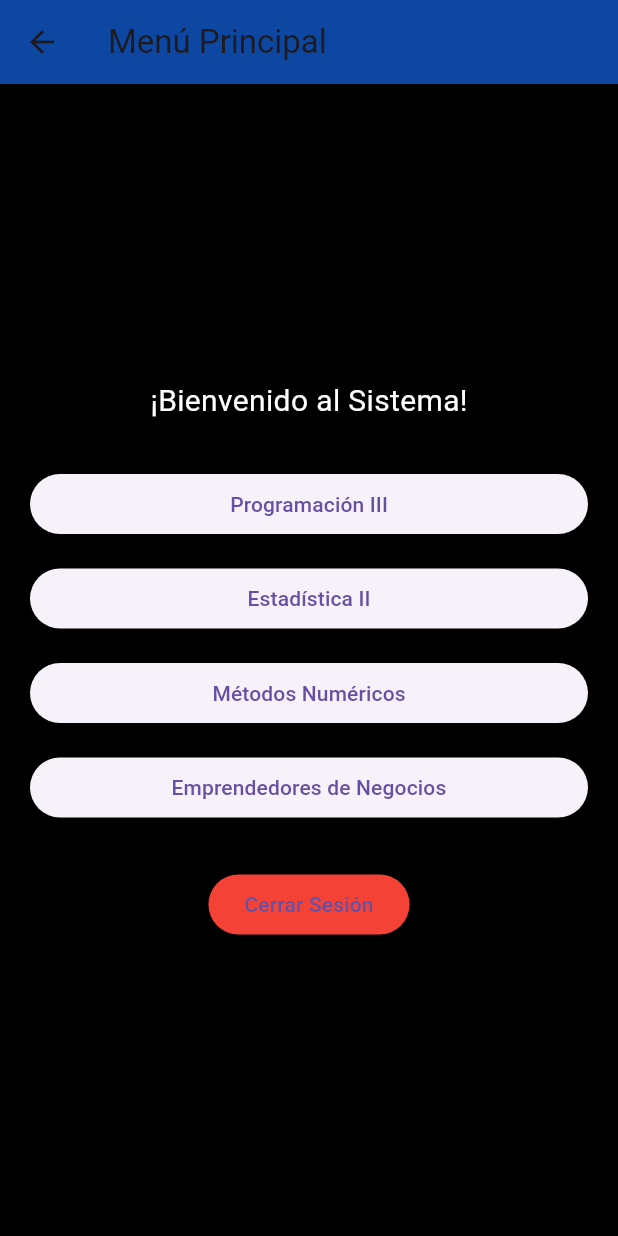
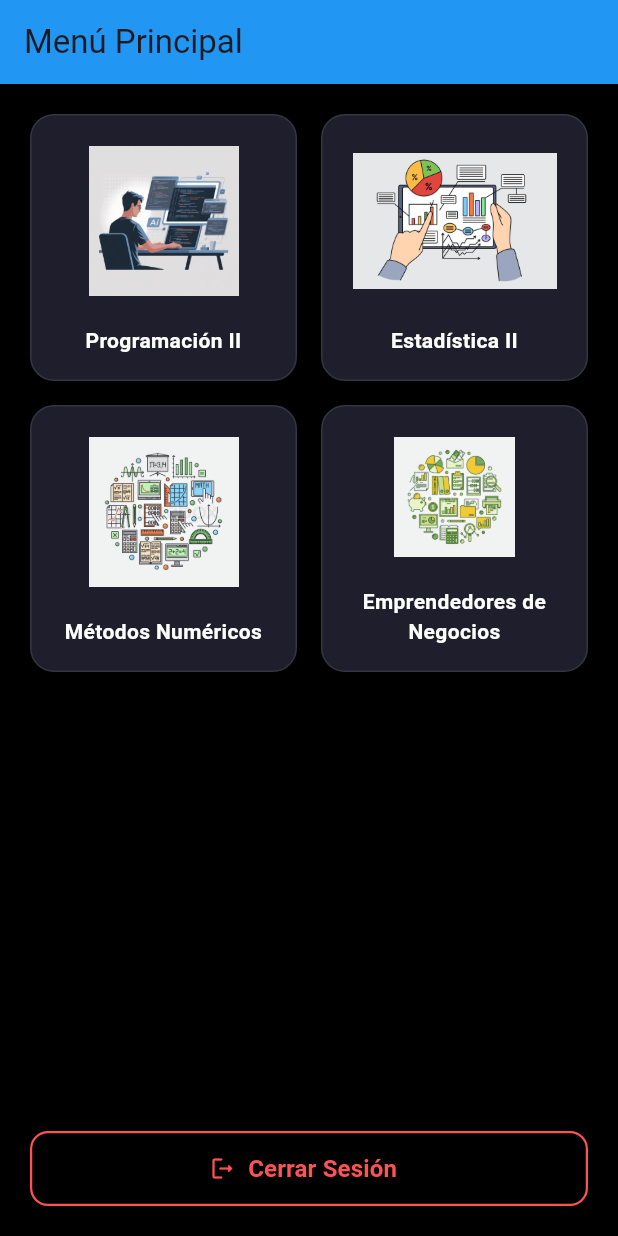
Before and after one commit to bgomezo5-lab/rentas_playa_cpp, a Flutter app: the MenuPage screen opened directly, on a phone screen of 412 x 824 dp. Run offline on Flutter 3.47's test engine with Material 3 defaults, Android fonts, the phone set to English and light mode, and no system bars; our stand-ins replace fl_chart; missing offline and left inert: expressions.

Commit message:
Miriam: diseño y personalizacion de los botones

```diff
--- a/lib/menu_page.dart
+++ b/lib/menu_page.dart
@@ -1,9 +1,6 @@
 import 'package:flutter/material.dart';
-
-import 'pages/programacion_page.dart';
-import 'pages/estadistica_page.dart';
-import 'pages/metodos_page.dart';
-import 'pages/emprendedores_page.dart';
+import 'pages/botones/botones_curso.dart'; // Entra a pages/botones/
+import 'login_page.dart';                  // Al estar en la misma carpeta lib, se llama directo
 
 class MenuPage extends StatelessWidget {
   const MenuPage({super.key});
@@ -12,124 +9,43 @@ class MenuPage extends StatelessWidget {
   Widget build(BuildContext context) {
     return Scaffold(
       backgroundColor: Colors.black,
-
       appBar: AppBar(
         title: const Text("Menú Principal"),
-        backgroundColor: Colors.blue[900],
+        backgroundColor: Colors.blue,
+        automaticallyImplyLeading: false,
       ),
-
-      body: Center(
-        child: Padding(
+      body: Padding(
         padding: const EdgeInsets.all(20),
-
         child: Column(
-            mainAxisAlignment: MainAxisAlignment.center,
           children: [
-
-              const Text(
-                "¡Bienvenido al Sistema!",
-                style: TextStyle(
-                  fontSize: 20,
-                  color: Colors.white,
-                ),
-              ),
-
-              const SizedBox(height: 30),
-
-              // Programación III
+            const PanelBotonesCursos(),
+            const Spacer(),
             SizedBox(
               width: double.infinity,
-                child: ElevatedButton(
+              height: 50,
+              child: OutlinedButton.icon(
                 onPressed: () {
-                    Navigator.push(
+                  Navigator.pushAndRemoveUntil(
                     context,
-                      MaterialPageRoute(
-                        builder: (context) =>
-                        const ProgramacionPage(),
-                      ),
+                    MaterialPageRoute(builder: (context) => const LoginPage()),
+                        (route) => false,
                   );
                 },
-
-                  child: const Text("Programación III"),
+                icon: const Icon(Icons.logout_rounded, color: Colors.redAccent),
+                label: const Text(
+                  'Cerrar Sesión',
+                  style: TextStyle(fontSize: 16, fontWeight: FontWeight.bold),
                 ),
-              ),
-
-              const SizedBox(height: 15),
-
-              // Estadística II
-              SizedBox(
-                width: double.infinity,
-                child: ElevatedButton(
-                  onPressed: () {
-                    Navigator.push(
-                      context,
-                      MaterialPageRoute(
-                        builder: (context) =>
-                        const EstadisticaPage(),
-                      ),
-                    );
-                  },
-
-                  child: const Text("Estadística II"),
-                ),
-              ),
-
-              const SizedBox(height: 15),
-
-              // Métodos Numéricos
-              SizedBox(
-                width: double.infinity,
-                child: ElevatedButton(
-                  onPressed: () {
-                    Navigator.push(
-                      context,
-                      MaterialPageRoute(
-                        builder: (context) =>
-                        const MetodosPage(),
-                      ),
-                    );
-                  },
-
-                  child: const Text("Métodos Numéricos"),
-                ),
-              ),
-
-              const SizedBox(height: 15),
-
-              // Emprendedores
-              SizedBox(
-                width: double.infinity,
-                child: ElevatedButton(
-                  onPressed: () {
-                    Navigator.push(
-                      context,
-                      MaterialPageRoute(
-                        builder: (context) =>
-                        const EmprendedoresPage(),
-                      ),
-                    );
-                  },
-
-                  child: const Text(
-                    "Emprendedores de Negocios",
-                    textAlign: TextAlign.center,
+                style: OutlinedButton.styleFrom(
+                  side: const BorderSide(color: Colors.redAccent, width: 1.5),
+                  foregroundColor: Colors.redAccent,
+                  shape: RoundedRectangleBorder(
+                    borderRadius: BorderRadius.circular(12),
                   ),
                 ),
               ),
-
-              const SizedBox(height: 30),
-
-              ElevatedButton(
-                onPressed: () => Navigator.pop(context),
-
-                style: ElevatedButton.styleFrom(
-                  backgroundColor: Colors.red,
-                ),
-
-                child: const Text("Cerrar Sesión"),
             ),
           ],
-          ),
         ),
       ),
     );
--- /dev/null
+++ b/lib/pages/botones/botones_curso.dart
@@ -0,0 +1,98 @@
+import 'package:flutter/material.dart';
+import '../emprendedores_page.dart';
+import '../Estadistica_page.dart';
+import '../Metodos_page.dart';
+import '../Programacion_page.dart';
+
+class PanelBotonesCursos extends StatelessWidget {
+  const PanelBotonesCursos({super.key});
+
+  @override
+  Widget build(BuildContext context) {
+    return GridView.count(
+      crossAxisCount: 2,
+      crossAxisSpacing: 16,
+      mainAxisSpacing: 16,
+      shrinkWrap: true,
+      physics: const NeverScrollableScrollPhysics(),
+      children: [
+        _crearBoton(
+          context,
+          'Programación II',
+          'assets/images/progra.jpeg',
+          const ProgramacionPage(),
+        ),
+        _crearBoton(
+          context,
+          'Estadística II',
+          'assets/images/estadistica.jpeg',
+          const EstadisticaPage(),
+        ),
+        _crearBoton(
+          context,
+          'Métodos Numéricos',
+          'assets/images/metodos.jpeg',
+          const MetodosPage(),
+        ),
+        _crearBoton(
+          context,
+          'Emprendedores de Negocios',
+          'assets/images/emprendedores.jpeg',
+          const EmprendedoresPage(),
+        ),
+      ],
+    );
+  }
+
+  Widget _crearBoton(BuildContext context, String titulo, String rutaImagen, Widget paginaDestino) {
+    return InkWell(
+      onTap: () {
+        Navigator.push(
+          context,
+          MaterialPageRoute(builder: (context) => paginaDestino),
+        );
+      },
+      borderRadius: BorderRadius.circular(16),
+      child: Ink(
+        decoration: BoxDecoration(
+          color: const Color(0xFF1E1E2C),
+          borderRadius: BorderRadius.circular(16),
+          border: Border.all(color: Colors.white10, width: 1),
+        ),
+        child: Column(
+          mainAxisAlignment: MainAxisAlignment.center,
+          children: [
+            Expanded(
+              child: Padding(
+                padding: const EdgeInsets.all(20.0),
+                child: Image.asset(
+                  rutaImagen,
+                  fit: BoxFit.contain,
+                  errorBuilder: (context, error, stackTrace) {
+                    return const Icon(
+                      Icons.menu_book_rounded,
+                      size: 45,
+                      color: Colors.blueAccent,
+                    );
+                  },
+                ),
+              ),
+            ),
+            Padding(
+              padding: const EdgeInsets.only(bottom: 16.0, left: 8.0, right: 8.0),
+              child: Text(
+                titulo,
+                textAlign: TextAlign.center,
+                style: const TextStyle(
+                  color: Colors.white,
+                  fontSize: 14,
+                  fontWeight: FontWeight.bold,
+                ),
+              ),
+            ),
+          ],
+        ),
+      ),
+    );
+  }
+}
--- a/pubspec.yaml
+++ b/pubspec.yaml
@@ -61,6 +61,7 @@ flutter:
   uses-material-design: true
   assets:
     - assets/datos.json
+    - assets/images/
 
   # To add assets to your application, add an assets section, like this:
   # assets:
```
Also changed, not shown: assets/images/emprendedores.jpeg (added), assets/images/estadistica.jpeg (added), assets/images/metodos.jpeg (added), assets/images/progra.jpeg (added). Lines whose indentation alone changed are shown as unchanged.
